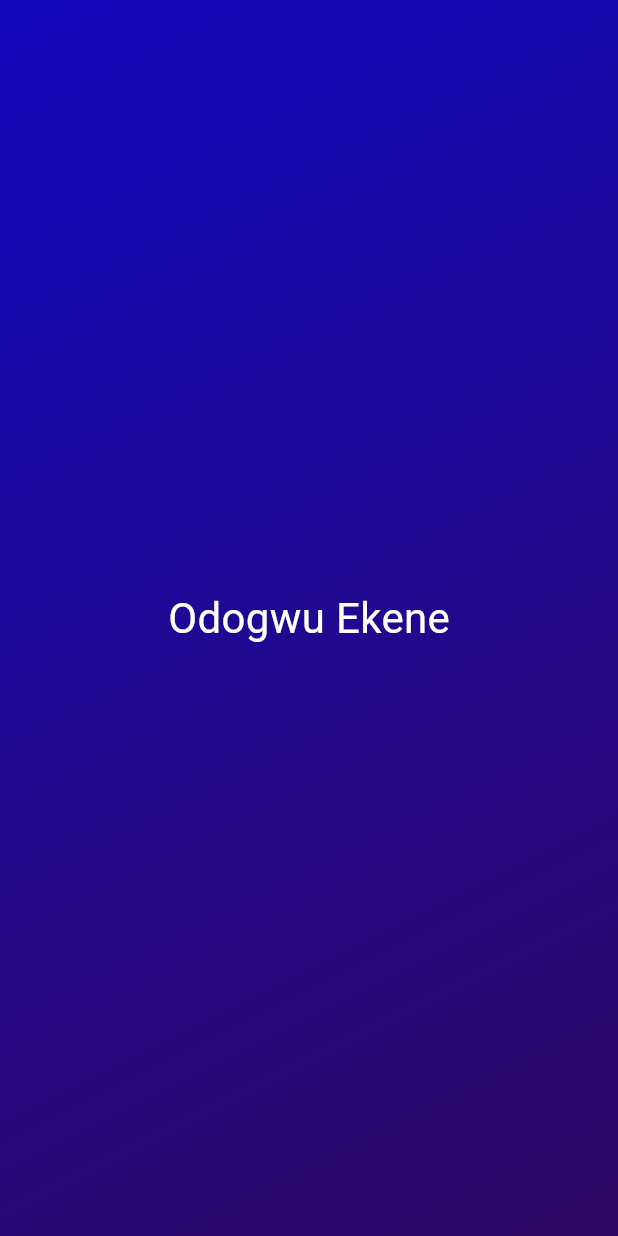
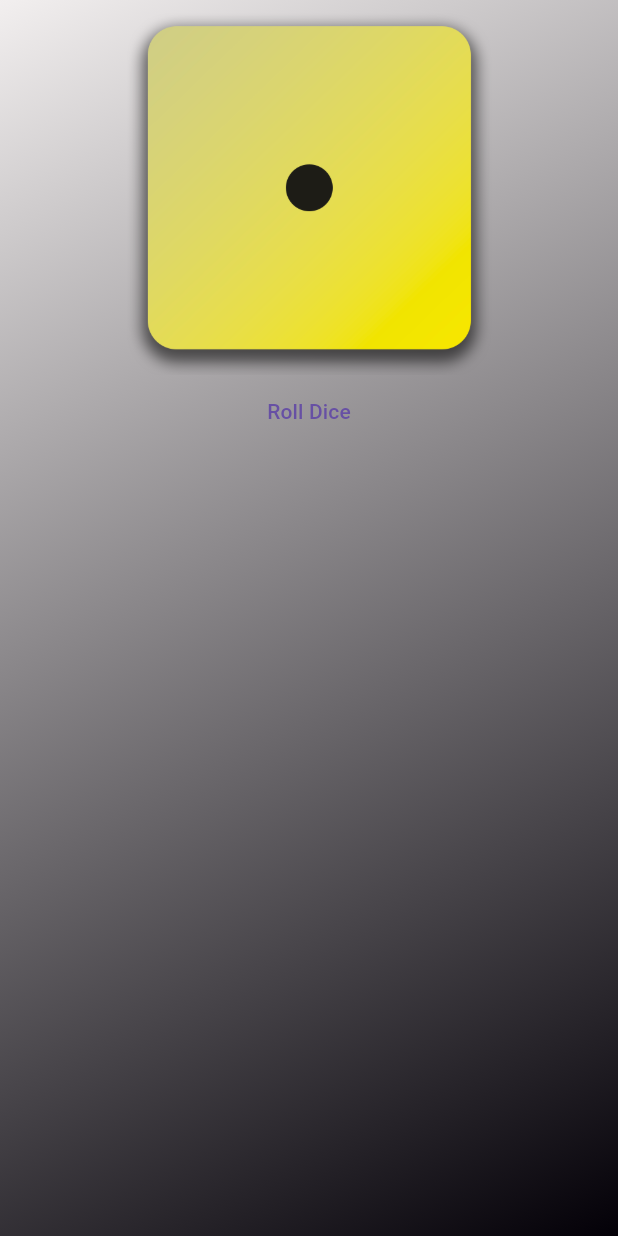
Before and after one commit to Joseph-Ofodum/first-flutter-app, a Flutter app: the screen it shows after launch, on a phone screen of 412 x 824 dp. Run offline on Flutter 3.47's test engine with Material 3 defaults, Android fonts, the phone set to English and light mode, and no system bars.

Commit message:
second commi

```diff
--- a/first_app/lib/gradient_container.dart
+++ b/first_app/lib/gradient_container.dart
@@ -1,27 +1,71 @@
 import 'package:flutter/material.dart';
-import 'package:first_app/style_text.dart';
+import 'package:first_app/styled_text.dart';
 
 const startAlignment = Alignment.topLeft;
 const endAlignment = Alignment.bottomRight;
 
+
 class GradientContainer extends StatelessWidget{
-  const GradientContainer({super.key});
+  const GradientContainer(this.color1, this.color2, {super.key});
+
+  const GradientContainer.purple({super.key})
+  :color1 =Colors.deepPurple,
+   color2 =Colors.indigo;
+
+
+final Color color1;
+final Color color2;
+
+void rollDice () {
+
+}
+
   @override
   Widget build(context) {
    return Container(
-          decoration: const BoxDecoration(
+          decoration:  BoxDecoration(
             gradient: LinearGradient(
-              colors:  [Color.fromARGB(255, 20, 9, 191),
-                       Color.fromARGB(255, 45, 7, 98)
-                       ],
+              colors: [color1, color2] ,
                        begin: startAlignment,
                        end: endAlignment,
 
             ),
           ),
-          child:  Center(
-            child: Style('Odogwu Ekene'),
+          child:   Center(
+            child: Column(children: [
+              Image.asset(
+               'assets/images/dice-1.png',
+               width: 250
+              ),
+              TextButton(
+                onPressed: rollDice,
+                child: const Text('Roll Dice'),
+              )
+              ],
+              )
           ),
         );
   }
 }
+
+// class GradientContainer extends StatelessWidget{
+//   const GradientContainer(this.colors, {super.key});
+// final List<Color> colors;
+
+//   @override
+//   Widget build(context) {
+//    return Container(
+//           decoration:  BoxDecoration(
+//             gradient: LinearGradient(
+//               colors:  colors,
+//                        begin: startAlignment,
+//                        end: endAlignment,
+
+//             ),
+//           ),
+//           child:  const Center(
+//             child: Style('Odogwu Ekenedilichukwu'),
+//           ),
+//         );
+//   }
+// }
--- a/first_app/lib/main.dart
+++ b/first_app/lib/main.dart
@@ -5,7 +5,10 @@ void main() {
   runApp(
      const MaterialApp(
       home: Scaffold(
-        body: GradientContainer(),
+        body: GradientContainer(
+          Color.fromARGB(255, 242, 239, 239),
+          Color.fromARGB(255, 3, 0, 7)
+          ),
       ),
     ),
   );
--- a/first_app/lib/style_text.dart
+++ b/first_app/lib/styled_text.dart
@@ -1,13 +1,13 @@
 import 'package:flutter/material.dart';
 
 class Style extends StatelessWidget{
-   Style(this.text, {super.key});
+   const Style(this.text, {super.key});
 
-  String text;
+  final String text;
 
   @override
   Widget build(context) {
-    return   Text(
+    return  Text(
      text,
      style: const TextStyle(
               color: Colors.white,
```
Also changed, not shown: first_app/pubspec.yaml (+7 -3 lines), first_app/assets/images/dice-1.png (added), first_app/assets/images/dice-2.png (added), first_app/assets/images/dice-3.png (added), first_app/assets/images/dice-4.png (added), first_app/assets/images/dice-5.png (added), first_app/assets/images/dice-6.png (added).
